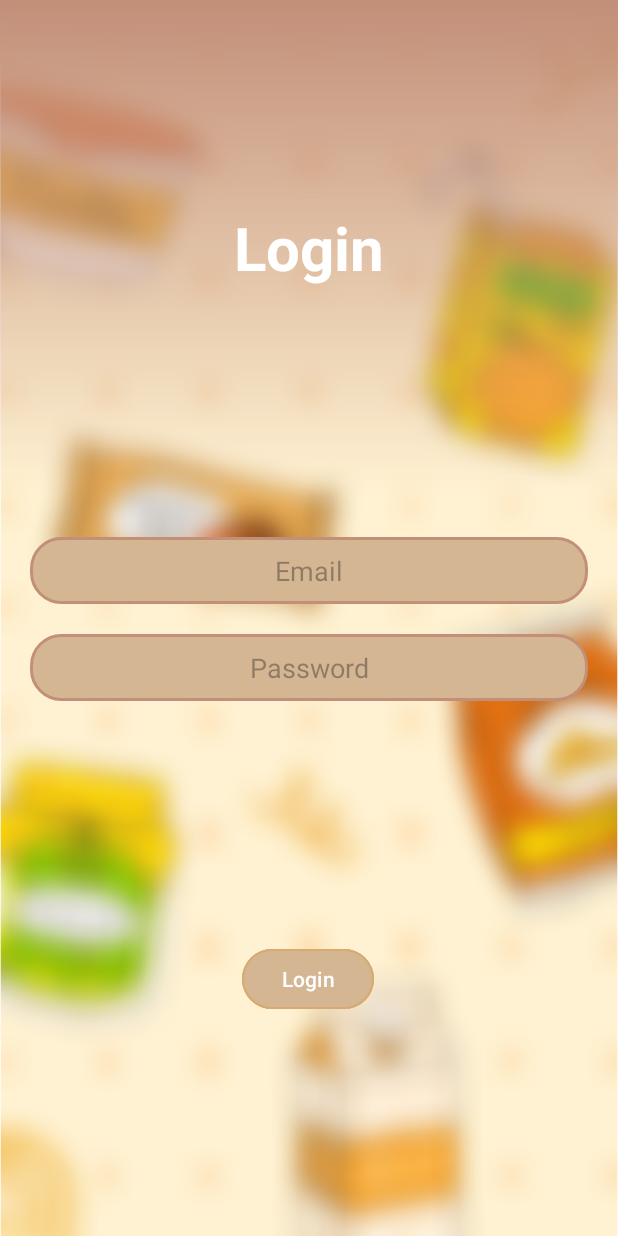
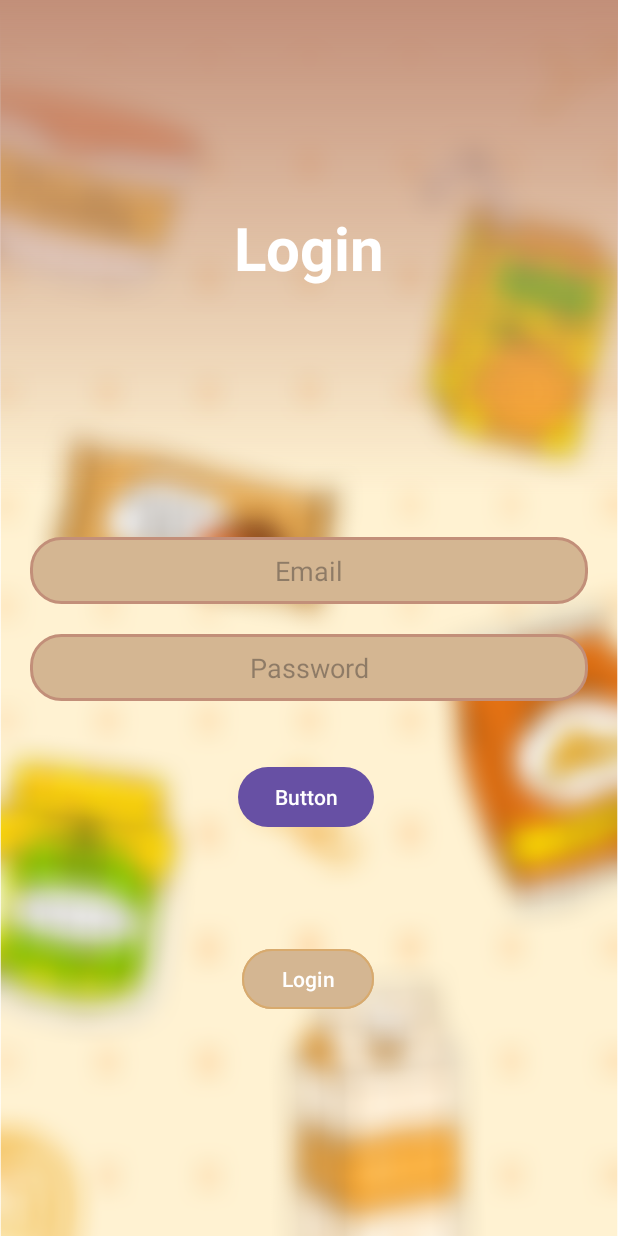
Before and after one commit to DavldMA/Shopping-List, an Android app: the LoginActivity screen opened directly, with no data from a screen before it, on a phone screen of 412 x 824 dp. Run offline under Robolectric (Android 15) with nearby library versions, the phone set to English and light mode, and no system bars.

Commit message:
;_;
aaaaaaaaaaahhhhhhhhhhhhhhhhhhhhhhhhhhhhhhhhhhhhhhhhhhhhhh

```diff
--- a/app/src/main/java/com/example/shopping_list_application/LoginActivity.java
+++ b/app/src/main/java/com/example/shopping_list_application/LoginActivity.java
@@ -1,6 +1,10 @@
 package com.example.shopping_list_application;
 
+import android.content.Intent;
 import android.os.Bundle;
+import android.view.View;
+import android.widget.Button;
+import android.widget.EditText;
 
 import androidx.appcompat.app.AppCompatActivity;
 
@@ -10,5 +14,22 @@ public class LoginActivity extends AppCompatActivity {
     protected void onCreate(Bundle savedInstanceState) {
         super.onCreate(savedInstanceState);
         setContentView(R.layout.activity_login);
+
+
+        Button btnLogin = findViewById(R.id.btnLogin);
+        EditText etEmail = findViewById(R.id.etEmail);
+        EditText etPassword = findViewById(R.id.etPassword);
+
+        Button button = findViewById(R.id.buttonA);
+
+        button.setOnClickListener(new View.OnClickListener() {
+            @Override
+            public void onClick(View v) {
+                Intent intent = new Intent(LoginActivity.this, RegisterActivity.class);
+                startActivity(intent);
+            }
+        });
+
+
     }
 }
--- a/app/src/main/res/layout/activity_login.xml
+++ b/app/src/main/res/layout/activity_login.xml
@@ -79,4 +79,15 @@
         app:layout_constraintStart_toStartOf="parent"
         app:layout_constraintTop_toTopOf="parent" />
 
+    <Button
+        android:id="@+id/buttonA"
+        android:layout_width="wrap_content"
+        android:layout_height="wrap_content"
+        android:layout_marginTop="20dp"
+        android:text="Button"
+        app:layout_constraintEnd_toEndOf="parent"
+        app:layout_constraintHorizontal_bias="0.493"
+        app:layout_constraintStart_toStartOf="parent"
+        app:layout_constraintTop_toBottomOf="@+id/linearLayout2" />
+
 </androidx.constraintlayout.widget.ConstraintLayout>
--- a/app/src/main/res/layout/activity_register.xml
+++ b/app/src/main/res/layout/activity_register.xml
@@ -8,7 +8,7 @@
     android:background="@drawable/background_image">
 
     <Button
-        android:id="@+id/btnLogin"
+        android:id="@+id/btnRegister"
         android:layout_width="wrap_content"
         android:layout_height="wrap_content"
         android:layout_marginTop="44dp"
```
Also changed, not shown: app/src/main/java/com/example/shopping_list_application/APIRequests.java (+125 -3 lines), app/src/main/java/com/example/shopping_list_application/MainActivity.java (+8 -15 lines), app/src/main/java/com/example/shopping_list_application/RegisterActivity.java (+69 -0 lines), app/src/main/java/com/example/shopping_list_application/User.java (added, +38 -0 lines).
